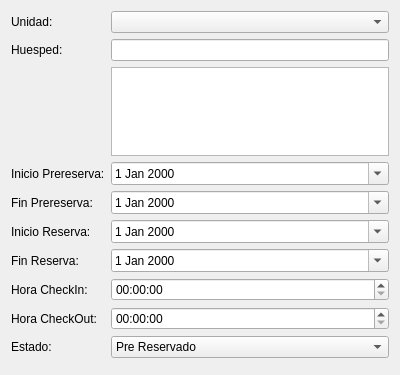
This is src/ui/reserva.ui in leosmolas/conotels as Qt 5 draws it before an edit. The edited form follows.
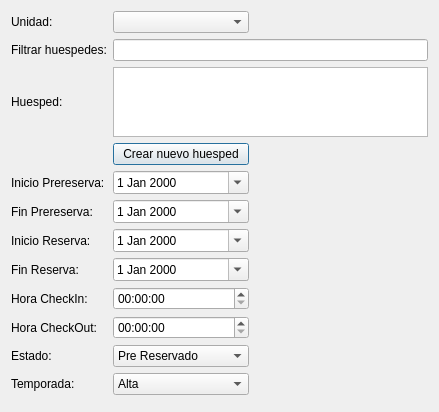
This is the edited form.

```diff
--- a/src/ui/reserva.ui
+++ b/src/ui/reserva.ui
@@ -6,8 +6,8 @@
    <rect>
     <x>0</x>
     <y>0</y>
-    <width>400</width>
-    <height>375</height>
+    <width>439</width>
+    <height>389</height>
    </rect>
   </property>
   <property name="windowTitle">
@@ -22,30 +22,30 @@
     </widget>
    </item>
    <item row="0" column="0">
-    <layout class="QFormLayout" name="formLayout">
-     <property name="fieldGrowthPolicy">
-      <enum>QFormLayout::AllNonFixedFieldsGrow</enum>
-     </property>
-     <item row="1" column="0">
+    <layout class="QGridLayout" name="gridLayout_2">
+     <item row="0" column="0">
       <widget class="QLabel" name="label">
        <property name="text">
         <string>Unidad:</string>
        </property>
       </widget>
      </item>
-     <item row="1" column="1">
+     <item row="0" column="1">
       <widget class="QComboBox" name="unidadCombo"/>
      </item>
-     <item row="2" column="0">
+     <item row="1" column="0">
       <widget class="QLabel" name="label_2">
        <property name="text">
-        <string>Huesped:</string>
+        <string>Filtrar huespedes:</string>
        </property>
       </widget>
      </item>
-     <item row="2" column="1">
+     <item row="1" column="1" colspan="2">
       <widget class="QLineEdit" name="huespedLine"/>
      </item>
+     <item row="2" column="1" colspan="2">
+      <widget class="QTableView" name="huespedView"/>
+     </item>
      <item row="4" column="0">
       <widget class="QLabel" name="label_3">
        <property name="text">
@@ -158,8 +158,56 @@
        </item>
       </widget>
      </item>
+     <item row="11" column="0">
+      <widget class="QLabel" name="label_10">
+       <property name="text">
+        <string>Temporada:</string>
+       </property>
+      </widget>
+     </item>
+     <item row="11" column="1">
+      <widget class="QComboBox" name="temporadaCombo">
+       <item>
+        <property name="text">
+         <string>Alta</string>
+        </property>
+       </item>
+       <item>
+        <property name="text">
+         <string>Baja</string>
+        </property>
+       </item>
+      </widget>
+     </item>
+     <item row="4" column="2">
+      <spacer name="horizontalSpacer">
+       <property name="orientation">
+        <enum>Qt::Horizontal</enum>
+       </property>
+       <property name="sizeHint" stdset="0">
+        <size>
+         <width>40</width>
+         <height>20</height>
+        </size>
+       </property>
+      </spacer>
+     </item>
+     <item row="2" column="0">
+      <widget class="QLabel" name="label_11">
+       <property name="text">
+        <string>Huesped:</string>
+       </property>
+       <property name="alignment">
+        <set>Qt::AlignLeading|Qt::AlignLeft|Qt::AlignVCenter</set>
+       </property>
+      </widget>
+     </item>
      <item row="3" column="1">
-      <widget class="QTableView" name="huespedView"/>
+      <widget class="QPushButton" name="nuevoBut">
+       <property name="text">
+        <string>Crear nuevo huesped</string>
+       </property>
+      </widget>
      </item>
     </layout>
    </item>
```
Left out of the diff: 18 changed lines with no effect on the pictures.
